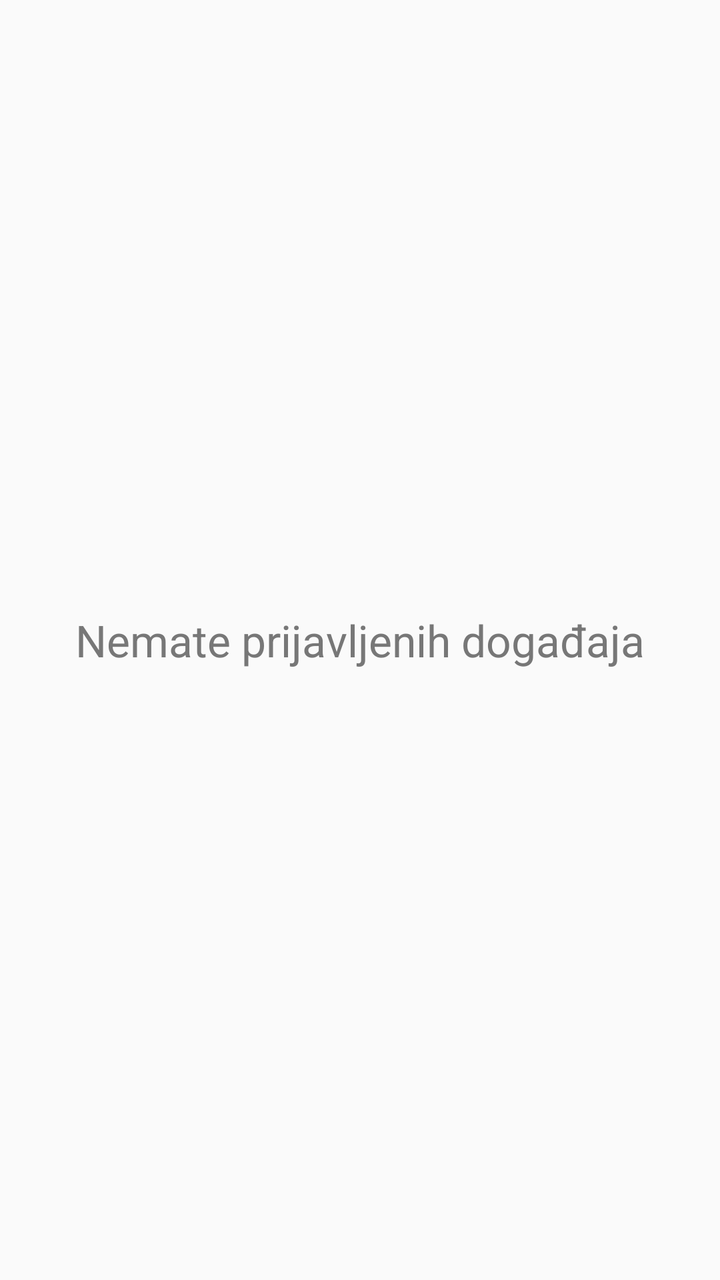
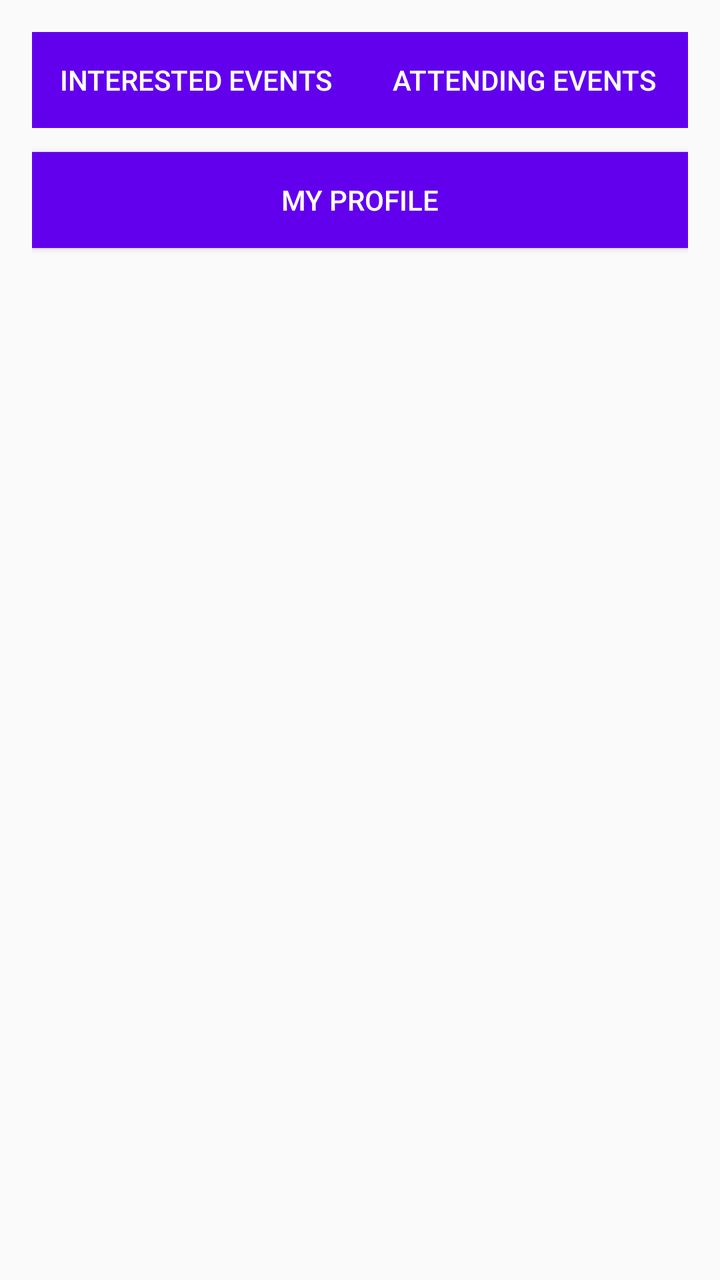

Screens rendered from an Android XML layout before and after an edit, with the pre-edit source and the edit as a unified diff.
<!-- AndroidManifest.xml: application theme Theme.EventsApp -->
<!-- res/layout/fragment_my_events.xml -->
<?xml version="1.0" encoding="utf-8"?>
<FrameLayout xmlns:android="http://schemas.android.com/apk/res/android"
    android:layout_width="match_parent"
    android:layout_height="match_parent">

    <TextView
        android:layout_width="wrap_content"
        android:layout_height="wrap_content"
        android:text="Nemate prijavljenih događaja"
        android:textColor="#777777"
        android:textSize="22sp"
        android:layout_gravity="center" />

</FrameLayout>
<!-- resources referenced by this layout -->
<resources>
  <style name="Theme.EventsApp" parent="Theme.AppCompat.Light.DarkActionBar">
          
          <item name="colorPrimary">@color/purple_500</item>
          <item name="colorPrimaryDark">@color/purple_700</item>
          <item name="colorAccent">@color/teal_200</item>
          
      </style>
  <color name="purple_500">#FF6200EE</color>
  <color name="purple_700">#FF3700B3</color>
  <color name="teal_200">#FF03DAC5</color>
</resources>

<!-- the commit's change to res/layout/fragment_my_events.xml (unified diff, before → after) -->
@@ -1,14 +1,43 @@
 <?xml version="1.0" encoding="utf-8"?>
-<FrameLayout xmlns:android="http://schemas.android.com/apk/res/android"
+<LinearLayout xmlns:android="http://schemas.android.com/apk/res/android"
     android:layout_width="match_parent"
-    android:layout_height="match_parent">
+    android:layout_height="match_parent"
+    android:orientation="vertical"
+    android:padding="16dp">
 
-    <TextView
-        android:layout_width="wrap_content"
+    
+    <LinearLayout
+        android:layout_width="match_parent"
         android:layout_height="wrap_content"
-        android:text="Nemate prijavljenih događaja"
-        android:textColor="#777777"
-        android:textSize="22sp"
-        android:layout_gravity="center" />
+        android:orientation="horizontal">
 
-</FrameLayout>
+        <Button
+            android:id="@+id/btnInterestedEvents"
+            android:layout_width="0dp"
+            android:layout_height="wrap_content"
+            android:layout_weight="1"
+            android:background="#6200EE"
+            android:text="INTERESTED EVENTS"
+            android:textColor="#FFFFFF" />
+
+        <Button
+            android:id="@+id/btnAttendingEvents"
+            android:layout_width="0dp"
+            android:layout_height="wrap_content"
+            android:layout_weight="1"
+            android:background="#6200EE"
+            android:text="ATTENDING EVENTS"
+            android:textColor="#FFFFFF" />
+    </LinearLayout>
+
+    
+    <Button
+        android:id="@+id/btnMyProfile"
+        android:layout_width="match_parent"
+        android:layout_height="wrap_content"
+        android:layout_marginTop="12dp"
+        android:background="#6200EE"
+        android:text="MY PROFILE"
+        android:textColor="#FFFFFF" />
+
+</LinearLayout>
